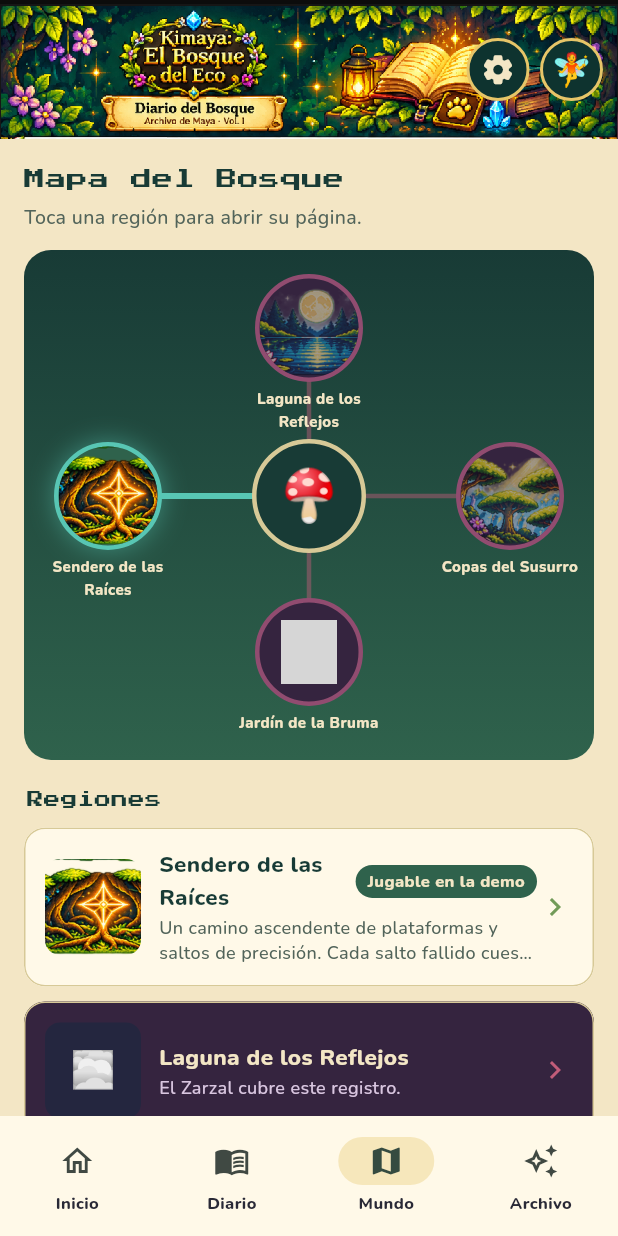
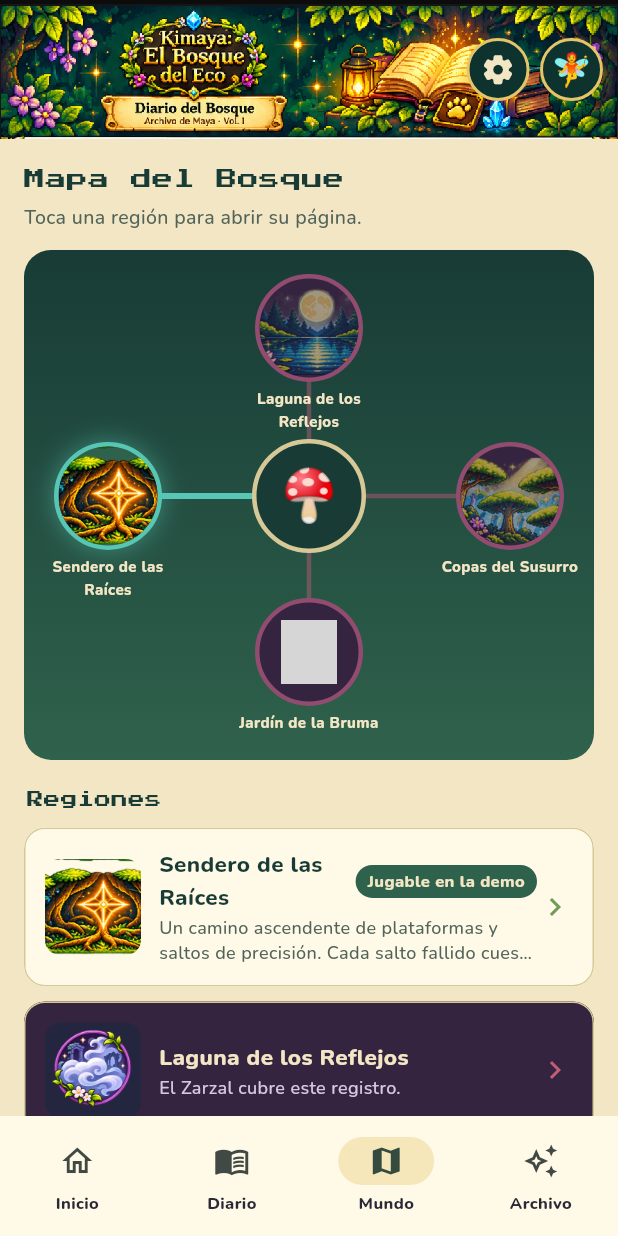
Before and after one commit to IW235/kimaya_diario, a Flutter app: the HomeShell screen opened directly with empty values, item 3 of the bottom bar chosen, on a phone screen of 412 x 824 dp. Run offline on Flutter 3.47's test engine with Material 3 defaults, Android fonts, the phone set to English and light mode, and no system bars; our stand-ins replace google_fonts, shared_preferences, supabase_flutter, video_player; accounts and stored records are empty; project files that could hold a hidden picture were left out; grey boxes are pictures that could not be loaded.

Commit message:
Cambios realizados en la rama main

```diff
--- a/lib/common.dart
+++ b/lib/common.dart
@@ -410,7 +410,21 @@ class PageTile extends StatelessWidget {
             alignment: Alignment.center,
             decoration: BoxDecoration(
                 color: K.violet, borderRadius: BorderRadius.circular(10)),
-            child: const Text('🌫️', style: TextStyle(fontSize: 24)),
+            child: page.emblem != null
+                ? ClipRRect(
+                    borderRadius: BorderRadius.circular(10),
+                    child: Image.asset(
+                      page.emblem!,
+                      width: 64,
+                      height: 64,
+                      fit: BoxFit.cover,
+                      filterQuality: FilterQuality.medium,
+                      errorBuilder: (_, __, ___) => const Center(
+                        child: Text('🌫️', style: TextStyle(fontSize: 24)),
+                      ),
+                    ),
+                  )
+                : const Text('🌫️', style: TextStyle(fontSize: 24)),
           )
         else
           PageImage(page, width: 64, height: 64, borderRadius: 10),
```
